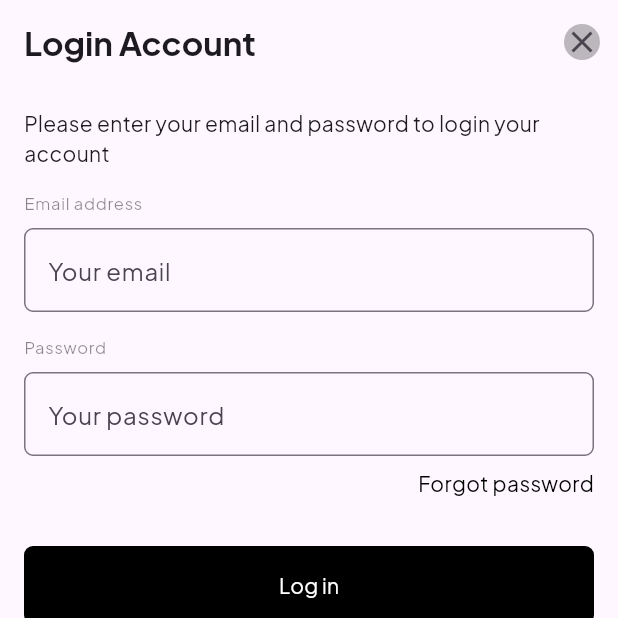
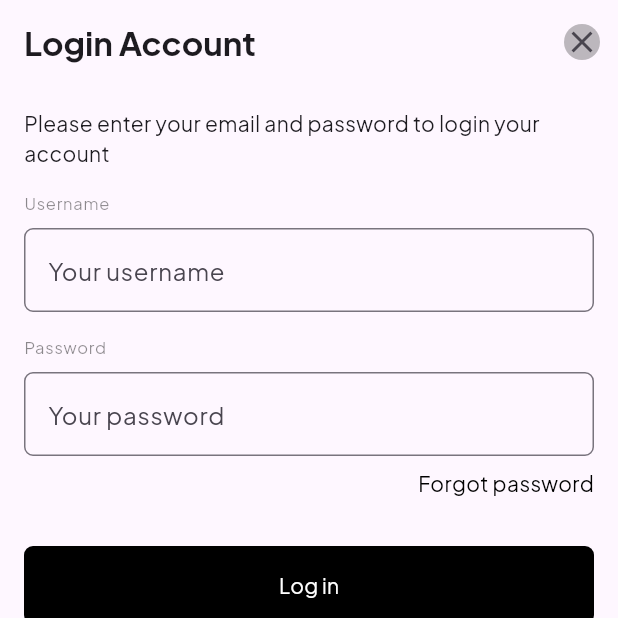
Before and after one commit to castroreyrobert/article_hub, a Flutter app: the screen it shows after launch, on a phone screen of 412 x 824 dp, the top half of it. Run offline on Flutter 3.47's test engine with Material 3 defaults, Android fonts, the phone set to English and light mode, and no system bars; our stand-ins replace dio, equatable, flutter_bloc, get_it, retrofit; generated files the repository leaves out were written again.

Commit message:
Fixed error in log in

```diff
--- a/lib/features/authentication/data/repositories/authentication_repository.dart
+++ b/lib/features/authentication/data/repositories/authentication_repository.dart
@@ -2,14 +2,13 @@
 import 'dart:io';
 
 import 'package:article_hub/features/authentication/data/models/error_response.dart';
+import 'package:article_hub/features/authentication/data/models/login_request.dart' show LoginRequest;
 import 'package:retrofit/retrofit.dart';
 import 'package:article_hub/core/resources/data_state.dart';
 import 'package:article_hub/features/authentication/data/data_sources/remote/authentication_api_services.dart';
 import 'package:article_hub/features/authentication/data/models/user_model.dart';
 import 'package:article_hub/features/authentication/domain/repositories/authentication_repository.dart';
-import 'package:dio/dio.dart';
 
-import '../models/login_request.dart';
 
 class AuthenticationRepositoryImp implements AuthenticationRepository {
 
@@ -29,7 +28,6 @@ class AuthenticationRepositoryImp implements AuthenticationRepository {
         );
       }
     } catch (e) {
-      print(e);
       return Failure(
           ErrorResponse(message: 'Something went wrong')
       );
--- a/lib/features/authentication/presentation/bloc/remote_authentication_bloc.dart
+++ b/lib/features/authentication/presentation/bloc/remote_authentication_bloc.dart
@@ -1,15 +1,14 @@
+import 'package:article_hub/core/resources/data_state.dart';
+import 'package:article_hub/features/authentication/data/models/login_request.dart';
+import 'package:article_hub/features/authentication/domain/usecases/login_usecase.dart';
 import 'package:article_hub/features/authentication/presentation/bloc/remote_authentication_event.dart';
 import 'package:article_hub/features/authentication/presentation/bloc/remote_authentication_state.dart';
 import 'package:flutter_bloc/flutter_bloc.dart';
-import '../../../../core/resources/data_state.dart';
-import '../../data/models/login_request.dart';
-import '../../data/models/user_model.dart';
-import '../../domain/usecases/login_usecase.dart';
 
 class RemoteAuthenticationBloc extends Bloc<RemoteAuthenticationEvent, RemoteAuthenticationState> {
   final LoginUseCase loginUseCase;
 
-  RemoteAuthenticationBloc(this.loginUseCase) : super(RemoteAuthIdle()){
+  RemoteAuthenticationBloc({required this.loginUseCase}) : super(RemoteAuthIdle()){
     on<LoginEvent>(onLogin);
   }
 
@@ -17,9 +16,6 @@ class RemoteAuthenticationBloc extends Bloc<RemoteAuthenticationEvent, RemoteAut
     emitter(RemoteAuthLoading());
     final request = LoginRequest(username: event.username, password: event.password);
     final dataState = await loginUseCase.invoke(params: request);
-
-    await Future.delayed(const Duration(seconds: 4));
-
     if (dataState is Success) {
       final user = dataState.data;
       print(user);
--- a/lib/features/authentication/presentation/bloc/remote_authentication_state.dart
+++ b/lib/features/authentication/presentation/bloc/remote_authentication_state.dart
@@ -5,7 +5,7 @@ import 'package:equatable/equatable.dart';
 
 import '../../domain/entities/user_entity.dart';
 
-abstract class RemoteAuthenticationState extends Equatable {
+sealed class RemoteAuthenticationState extends Equatable {
   final LoginUserEntity ? user;
   final ErrorResponse ? errorMessage;
 
--- a/lib/features/authentication/presentation/pages/login_page.dart
+++ b/lib/features/authentication/presentation/pages/login_page.dart
@@ -1,19 +1,22 @@
 
 
 import 'package:article_hub/core/utils/dependency_injector.dart';
-import 'package:article_hub/features/article/presentation/bloc/remote/remote_article_bloc.dart';
-import 'package:article_hub/features/article/presentation/bloc/remote/remote_articles_event.dart';
-import 'package:article_hub/features/article/presentation/bloc/remote/remote_articles_state.dart';
+import 'package:article_hub/features/authentication/domain/usecases/login_usecase.dart';
+import 'package:article_hub/features/authentication/presentation/pages/signup_page.dart';
 import 'package:flutter/material.dart';
 import 'package:flutter_bloc/flutter_bloc.dart';
-import 'package:google_fonts/google_fonts.dart';
 
 import '../bloc/remote_authentication_bloc.dart';
 import '../bloc/remote_authentication_event.dart';
 import '../bloc/remote_authentication_state.dart';
 
+
 class LoginPage extends StatelessWidget {
-  const LoginPage({super.key});
+  LoginPage({super.key});
+
+  final TextEditingController usernameController = TextEditingController();
+  final TextEditingController passwordController = TextEditingController();
+
 
   @override
   Widget build(BuildContext context) {
@@ -26,7 +29,11 @@ class LoginPage extends StatelessWidget {
         ),
         actions: [
           IconButton(
-            onPressed: (){},
+            onPressed: () {
+              Navigator.of(context).push(
+                MaterialPageRoute(builder: (context) => SignupPage()),
+              );
+            },
             icon: Icon(Icons.close),
             style: IconButton.styleFrom(
                 backgroundColor: Colors.black26,
@@ -38,7 +45,24 @@ class LoginPage extends StatelessWidget {
       ),
       body: BlocProvider<RemoteAuthenticationBloc>(
         create: (context) => dependencyInjector<RemoteAuthenticationBloc>(),
-        child: _buildBody()
+        child: BlocListener<RemoteAuthenticationBloc, RemoteAuthenticationState>(
+          listener: (context, state) {
+            if (state is RemoteAuthSuccess) {
+              Navigator.of(context).pushAndRemoveUntil(
+                MaterialPageRoute(builder: (context) => SignupPage()),
+                    (Route<dynamic> route) => false,
+              );
+              ScaffoldMessenger.of(context).showSnackBar(
+                SnackBar(content: Text('Login Successful! Welcome ${state.user?.username ?? ''}'), backgroundColor: Colors.green),
+              );
+            } else if (state is RemoteAuthFailure) {
+              ScaffoldMessenger.of(context).showSnackBar(
+                SnackBar(content: Text('Login failed'), backgroundColor: Colors.red),
+              );
+            }
+          },
+          child: _buildBody(),
+        )
       ),
     );
   }
@@ -56,7 +80,7 @@ class LoginPage extends StatelessWidget {
                       style: TextStyle(fontWeight: FontWeight.w100)
                   ),
                   SizedBox(height: 16.0),
-                Text("Email address", style: Theme
+                  Text("Username", style: Theme
                       .of(ctx)
                       .textTheme
                       .labelSmall
@@ -64,9 +88,10 @@ class LoginPage extends StatelessWidget {
                   SizedBox(height: 8.0),
                   TextField(
                     decoration: InputDecoration(
-                    hintText: "Your email",
+                      hintText: "Your username",
                       focusedBorder: OutlineInputBorder(
-                        borderSide: BorderSide(color: Colors.black, width: 1.0),
+                          borderSide: BorderSide(
+                              color: Colors.black, width: 1.0),
                           borderRadius: BorderRadius.all(Radius.circular(6.0))
                       ),
                       border: OutlineInputBorder(
@@ -85,7 +110,8 @@ class LoginPage extends StatelessWidget {
                     decoration: InputDecoration(
                       hintText: "Your password",
                       focusedBorder: OutlineInputBorder(
-                        borderSide: BorderSide(color: Colors.black, width: 1.0),
+                          borderSide: BorderSide(
+                              color: Colors.black, width: 1.0),
                           borderRadius: BorderRadius.all(Radius.circular(6.0))
                       ),
                       border: OutlineInputBorder(
@@ -113,9 +139,19 @@ class LoginPage extends StatelessWidget {
                                   borderRadius: BorderRadius.circular(6.0))
                           ),
                           onPressed: () {
-                          dependencyInjector<RemoteAuthenticationBloc>().add(LoginEvent(username: "emilys", password: "emilyspass"));
+                            ctx.read<RemoteAuthenticationBloc>().add(LoginEvent(
+                                username: usernameController.text, password: passwordController.text));
                           },
-                        child: state is RemoteAuthLoading ? CircularProgressIndicator() : Text("Log in")
+                          child: state is RemoteAuthLoading ? ?
+                          const SizedBox( // Use const if dimensions are fixed
+                            height: 20.0, // This is the height of the indicator itself
+                            width: 20.0,  // The button's total height will be this + vertical padding
+                            child: CircularProgressIndicator(
+                              strokeWidth: 2.5,
+                              valueColor: AlwaysStoppedAnimation<Color>(Colors.white),
+                            ),
+                          ) :
+                          Text("Log in")
                       )
                   )
                 ],
```
Also changed, not shown: lib/core/utils/dependency_injector.dart (+4 -5 lines). Lines whose indentation alone changed are shown as unchanged.
